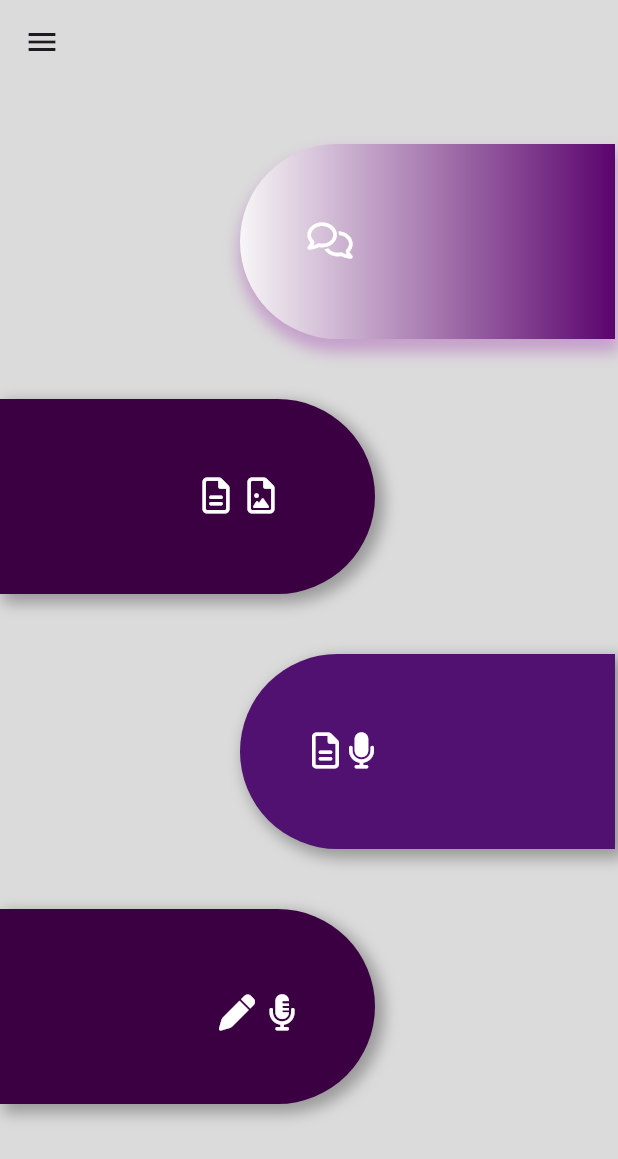
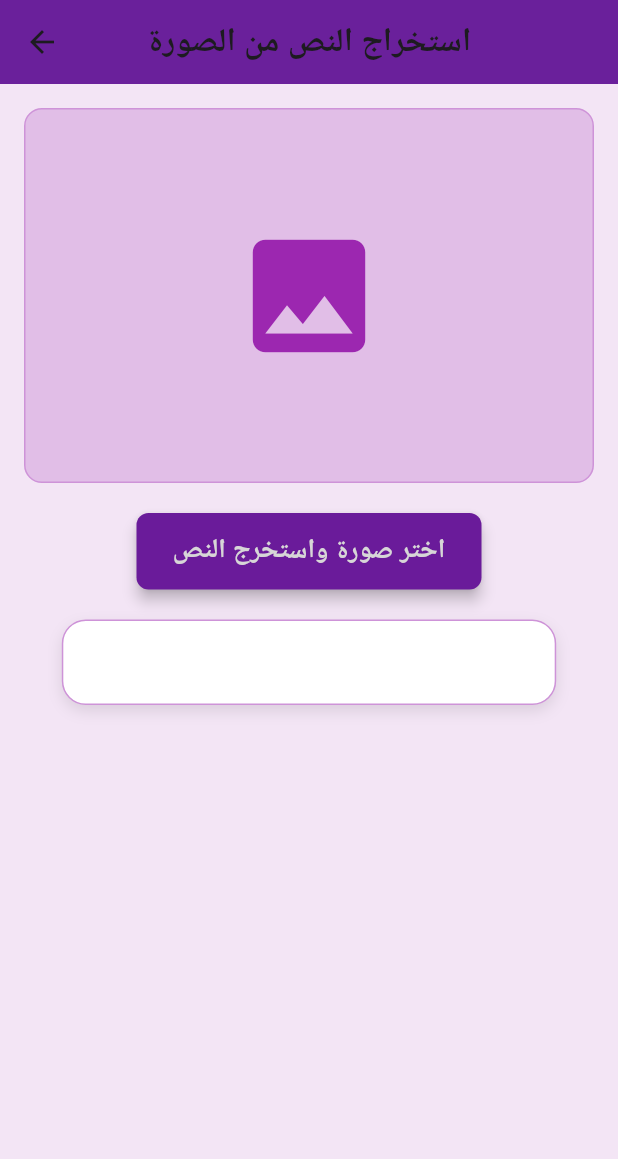
Before and after one commit to fadak9999/graduation_project_99, a Flutter app: the screen it shows once a user with an empty profile is signed in, after a tap on an icon or button, on a phone screen of 412 x 824 dp. Shown: the top 1159 px of the screen. Run offline on Flutter 3.47's test engine with Material 3 defaults, Android fonts, the phone set to English and light mode, and no system bars; our stand-ins replace dash_chat_2, firebase_auth, firebase_core, flutter_gemini, flutter_tts, font_awesome_flutter and 6 more; missing offline and left inert: google_mlkit_text_recognition; accounts and stored records are empty.

Commit message:
image_to_text

```diff
--- a/lib/Firebase__/login.dart
+++ b/lib/Firebase__/login.dart
@@ -300,6 +300,7 @@ class _loginState extends State<login> {
   Future signInWithGoogle() async {
     final googleUser = await GoogleSignIn().signIn();
     if (googleUser == null) {
+      // ignore: use_build_context_synchronously
       return ScaffoldMessenger.of(context).showSnackBar(
           const SnackBar(content: Text('You have not specified an account')));
     }
@@ -339,6 +340,7 @@ class _loginState extends State<login> {
     }
   }
 
+  // ignore: non_constant_identifier_names
   bool check_enter_user() {
     if (_email.text.trim() != "" && _password.text.trim() != "") {
       return true;
@@ -354,6 +356,7 @@ class _loginState extends State<login> {
     _password.dispose();
   }
 
+  // ignore: non_constant_identifier_names
   void go_to_signUp() {
     Get.off(const signup());
   }
--- a/lib/Firebase__/signup.dart
+++ b/lib/Firebase__/signup.dart
@@ -327,6 +327,7 @@ import 'package:get/get.dart';
 import 'package:graduation_project_99/Firebase__/login.dart';
 import 'package:graduation_project_99/pages/home.dart';
 
+// ignore: camel_case_types
 class signup extends StatefulWidget {
   const signup({super.key});
 
@@ -334,6 +335,7 @@ class signup extends StatefulWidget {
   State<signup> createState() => _signupState();
 }
 
+// ignore: camel_case_types
 class _signupState extends State<signup> {
   bool _obscureText = true;
   final _name = TextEditingController();
@@ -473,7 +475,7 @@ class _signupState extends State<signup> {
                     const SizedBox(width: 10),
                     InkWell(
                       onTap: () {
-                        Get.off(login());
+                        Get.off(const login());
                       },
                       child: const Text(
                         "Go to login",
--- a/lib/pages/_Chatbot__/API.dart
+++ b/lib/pages/_Chatbot__/API.dart
@@ -1,3 +1,3 @@
-// ignore_for_file: constant_identifier_names
+// ignore_for_file: constant_identifier_names, file_names
 
 const String GEMINI_API_KEY = "AIzaSyAMl-Hsud7749ZcwpSFEAzu0996T5qpX3s";
--- /dev/null
+++ b/lib/pages/__image_to_text/image_to_text.dart
@@ -0,0 +1,159 @@
+import 'dart:io';
+import 'package:flutter/material.dart';
+import 'package:permission_handler/permission_handler.dart';
+import 'package:image_picker/image_picker.dart';
+import 'package:google_mlkit_text_recognition/google_mlkit_text_recognition.dart';
+
+// ignore: camel_case_types
+class image_to_text extends StatefulWidget {
+  const image_to_text({super.key});
+
+  @override
+  State<image_to_text> createState() => _image_to_textState();
+}
+
+// ignore: camel_case_types
+class _image_to_textState extends State<image_to_text> {
+  String _extractedText = '';
+  File? _selectedImage;
+  final ImagePicker _picker = ImagePicker();
+
+  Future<void> _pickImageAndRecognizeText() async {
+    final permissionStatus = await Permission.photos.request();
+    if (!permissionStatus.isGranted) {
+      // ignore: use_build_context_synchronously
+      ScaffoldMessenger.of(context).showSnackBar(
+        const SnackBar(content: Text('الرجاء منح إذن الوصول للمعرض')),
+      );
+      return;
+    }
+
+    final XFile? imageFile =
+        await _picker.pickImage(source: ImageSource.gallery);
+
+    if (imageFile != null) {
+      setState(() {
+        _selectedImage = File(imageFile.path);
+        _extractedText = 'جارٍ استخراج النص...';
+      });
+
+      final inputImage = InputImage.fromFilePath(imageFile.path);
+      final textRecognizer = TextRecognizer();
+
+      try {
+        final RecognizedText recognizedText =
+            await textRecognizer.processImage(inputImage);
+        setState(() {
+          if (recognizedText.text.trim().isEmpty) {
+            _extractedText = 'لا يوجد نص في هذه الصورة';
+          } else {
+            _extractedText = recognizedText.text;
+          }
+        });
+      } catch (e) {
+        setState(() {
+          _extractedText = 'حدث خطأ أثناء استخراج النص';
+        });
+      } finally {
+        textRecognizer.close();
+      }
+    }
+  }
+
+  @override
+  Widget build(BuildContext context) {
+    return Scaffold(
+      backgroundColor: Colors.purple[50],
+      appBar: AppBar(
+        backgroundColor: Colors.purple[800],
+        title: const Text(
+          'استخراج النص من الصورة',
+          style: TextStyle(fontSize: 22, fontWeight: FontWeight.bold),
+        ),
+        centerTitle: true,
+        elevation: 4,
+      ),
+      body: Padding(
+        padding: const EdgeInsets.all(16.0),
+        child: Column(
+          children: [
+            Container(
+              height: 250,
+              width: double.infinity,
+              decoration: BoxDecoration(
+                color: Colors.purple[100],
+                borderRadius: BorderRadius.circular(12),
+                border: Border.all(color: Colors.purple[200]!),
+              ),
+              child: _selectedImage != null
+                  ? ClipRRect(
+                      borderRadius: BorderRadius.circular(12),
+                      child: Image.file(
+                        _selectedImage!,
+                        fit: BoxFit.cover,
+                      ),
+                    )
+                  : const Center(
+                      child: Icon(
+                        Icons.image,
+                        size: 100,
+                        color: Colors.purple,
+                      ),
+                    ),
+            ),
+            const SizedBox(height: 20),
+            ElevatedButton(
+              onPressed: _pickImageAndRecognizeText,
+              style: ElevatedButton.styleFrom(
+                backgroundColor: Colors.purple[800],
+                padding:
+                    const EdgeInsets.symmetric(horizontal: 24, vertical: 12),
+                shape: RoundedRectangleBorder(
+                  borderRadius: BorderRadius.circular(8),
+                ),
+                elevation: 4,
+              ),
+              child: const Text(
+                'اختر صورة واستخرج النص',
+                style: TextStyle(
+                    color: Color.fromARGB(255, 215, 214, 215),
+                    fontSize: 18,
+                    fontWeight: FontWeight.bold),
+              ),
+            ),
+            const SizedBox(height: 20),
+            Center(
+              child: Container(
+                padding: const EdgeInsets.all(16),
+                width: MediaQuery.of(context).size.width *
+                    0.8, // عرض بنسبة 80% من عرض الشاشة
+                decoration: BoxDecoration(
+                  color: Colors.white,
+                  borderRadius: BorderRadius.circular(16),
+                  boxShadow: [
+                    BoxShadow(
+                      color: Colors.black.withOpacity(0.1),
+                      blurRadius: 8,
+                      offset: const Offset(0, 4),
+                    ),
+                  ],
+                  border: Border.all(color: Colors.purple[200]!, width: 1),
+                ),
+                child: SingleChildScrollView(
+                  child: Text(
+                    _extractedText,
+                    style: TextStyle(
+                      fontSize: 16,
+                      color: Colors.purple[800],
+                    ),
+                    textAlign: TextAlign.center,
+                  ),
+                ),
+              ),
+            ),
+          ],
+        ),
+      ),
+    );
+  }
+}
--- a/lib/pages/__text_to_speech/text_to_speech.dart
+++ b/lib/pages/__text_to_speech/text_to_speech.dart
@@ -41,13 +41,16 @@ class _TextToSpeechState extends State<TextToSpeech> {
             _currentVoice = _voices.first;
             setVoice(_currentVoice!);
           } else {
+            // ignore: avoid_print
             print("No voices available");
           }
         });
       } else {
+        // ignore: avoid_print
         print("No voices returned");
       }
     } catch (e) {
+      // ignore: avoid_print
       print("Error getting voices: $e");
     }
   }
@@ -61,6 +64,7 @@ class _TextToSpeechState extends State<TextToSpeech> {
       try {
         await _flutterTts.speak(_textController.text);
       } catch (e) {
+        // ignore: avoid_print
         print("Error: $e");
       }
     }
--- a/lib/pages/home.dart
+++ b/lib/pages/home.dart
@@ -3,6 +3,7 @@ import 'package:font_awesome_flutter/font_awesome_flutter.dart';
 import 'package:get/get.dart';
 import 'package:graduation_project_99/pages/_Chatbot__/Chatbot.dart';
 import 'package:graduation_project_99/pages/__Speech%20to%20text/Speech_to_text.dart';
+import 'package:graduation_project_99/pages/__image_to_text/image_to_text.dart';
 import 'package:graduation_project_99/pages/__text_to_speech/text_to_speech.dart';
 
 class Home extends StatefulWidget {
@@ -24,8 +25,7 @@ class _HomeState extends State<Home> {
         title: const Text(""),
         backgroundColor: const Color.fromARGB(255, 219, 219, 219),
       ),
-      body: Container(
-        child: ListView(
+      body: ListView(
         children: [
           const SizedBox(
             height: 40,
@@ -66,7 +66,7 @@ class _HomeState extends State<Home> {
                     color: Colors.white,
                     onPressed: () {
                       //!
-                        Get.to(Chatbot());
+                      Get.to(const Chatbot());
                     },
                   ),
                 ),
@@ -107,7 +107,8 @@ class _HomeState extends State<Home> {
                     icon: const Icon(FontAwesomeIcons.fileImage),
                     color: Colors.white,
                     onPressed: () {
-                        //   Get.to(imag_to_text());
+                      //!
+                      Get.to(const image_to_text());
                     },
                   ),
                 ),
@@ -115,10 +116,11 @@ class _HomeState extends State<Home> {
                   top: 40,
                   left: 120,
                   child: IconButton(
+                    // ignore: deprecated_member_use
                     icon: const Icon(FontAwesomeIcons.fileAlt),
                     color: Colors.white,
                     onPressed: () {
-                        // Get.to(imag_to_text());
+                      Get.to(const image_to_text());
                     },
                   ),
                 ),
@@ -158,10 +160,11 @@ class _HomeState extends State<Home> {
                   top: 40,
                   left: 33,
                   child: IconButton(
+                    // ignore: deprecated_member_use
                     icon: const Icon(FontAwesomeIcons.fileAlt),
                     color: Colors.white,
                     onPressed: () {
-                        Get.to(speech_to_text());
+                      Get.to(const speech_to_text());
                     },
                   ),
                 ),
@@ -172,7 +175,7 @@ class _HomeState extends State<Home> {
                     icon: const Icon(FontAwesomeIcons.microphone),
                     color: Colors.white,
                     onPressed: () {
-                      Get.to(speech_to_text());
+                      Get.to(const speech_to_text());
                     },
                   ),
                 ),
@@ -215,11 +218,11 @@ class _HomeState extends State<Home> {
                   top: 45,
                   right: 150,
                   child: IconButton(
-                      icon: Icon(FontAwesomeIcons.microphoneLines),
+                    icon: const Icon(FontAwesomeIcons.microphoneLines),
                     color: Colors.white,
                     onPressed: () {
                       //!
-             Get.to(TextToSpeech());
+                      Get.to(const TextToSpeech());
                     },
                   ),
                 ),
@@ -231,7 +234,7 @@ class _HomeState extends State<Home> {
                     color: Colors.white,
                     onPressed: () {
                       //!
-          Get.to(TextToSpeech());
+                      Get.to(const TextToSpeech());
                       //?
                     },
                   ),
@@ -241,7 +244,6 @@ class _HomeState extends State<Home> {
           ),
         ],
       ),
-      ),
     );
   }
 }
--- a/pubspec.yaml
+++ b/pubspec.yaml
@@ -48,6 +48,7 @@ dependencies:
   flutter_tts: ^3.5.2
   speech_to_text: ^6.6.2
   permission_handler: ^11.3.1
+  google_mlkit_text_recognition: ^0.13.0
 
 
 dev_dependencies:
```
Also changed, not shown: lib/pages/_Chatbot__/Chatbot.dart (+1 -7 lines), lib/pages/__Speech to text/Speech_to_text.dart (+8 -2 lines), pubspec.lock, 1 other file. Lines whose indentation alone changed are shown as unchanged.
